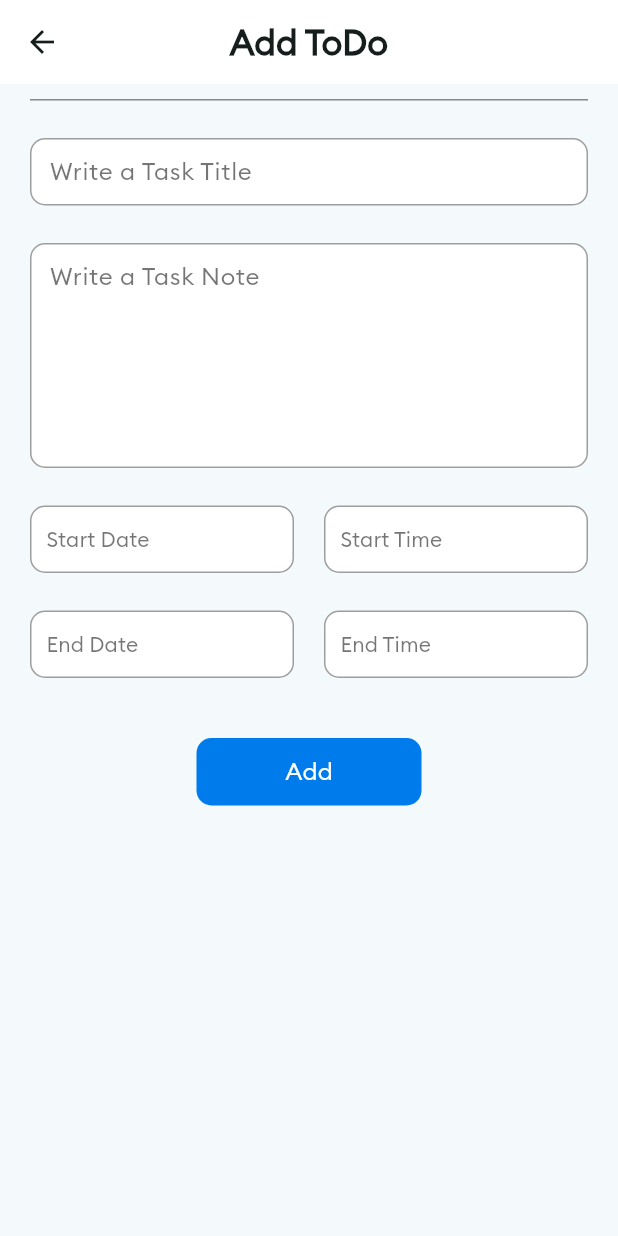
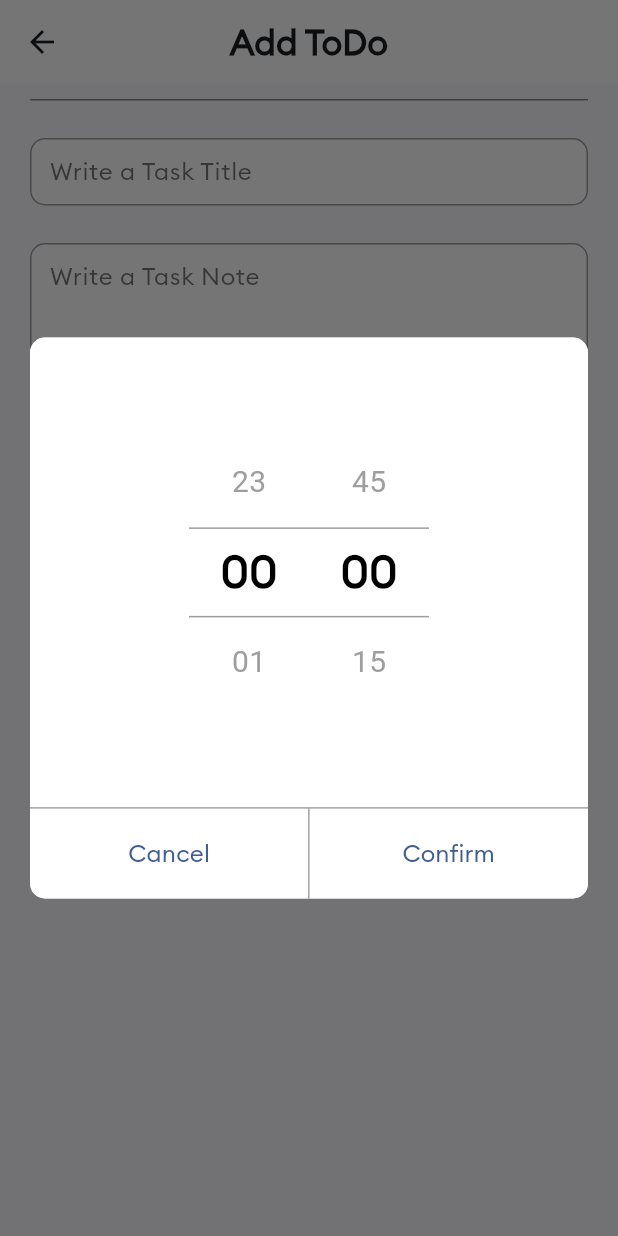
Before and after one commit to sharkeromi/to-do-app, a Flutter app: the AddToDo screen opened directly, after a tap on "Start Time", on a phone screen of 412 x 824 dp. Run offline on Flutter 3.47's test engine with Material 2 defaults, Android fonts, the phone set to English and light mode, and no system bars; drawn by our look-alikes of numberpicker; our stand-ins replace date_format, flutter_spinkit, get, shared_preferences; accounts and stored records are empty; statements that could not run were skipped.

Commit message:
UI Design flow Complete

```diff
--- a/lib/controllers/getxDependency.dart
+++ b/lib/controllers/getxDependency.dart
@@ -1,4 +1,5 @@
 import 'package:get/get.dart';
+import 'package:to_do_app/controllers/dateController.dart';
 import 'package:to_do_app/controllers/noteController.dart';
 import 'package:to_do_app/controllers/splashController.dart';
 import 'package:to_do_app/utils/sharedPref.dart';
@@ -7,6 +8,7 @@ class InitialBinding implements Bindings {
   @override
   void dependencies() {
     Get.lazyPut(() => NoteController());
+    Get.lazyPut(() => DateController());
     Get.lazyPut(() => DB());
     Get.lazyPut<SplashScreenController>(() => SplashScreenController());
   }
--- a/lib/controllers/noteController.dart
+++ b/lib/controllers/noteController.dart
@@ -8,7 +8,8 @@ class NoteController extends GetxController {
   //SplashScreenController splashScreenController = Get.find();
   final SP sp = SP();
   RxBool isLoading = RxBool(false);
-  var uniqueID = UniqueKey().hashCode;
+  RxBool initialDataExistence = RxBool(false);
+  //var uniqueID = UniqueKey().hashCode;
   Note noteModel = Note();
   DB db = Get.put(DB());
   //final Note? note;
@@ -19,8 +20,10 @@ class NoteController extends GetxController {
   TextEditingController noteTextEditor = TextEditingController();
 
   RxString id = "".obs;
-  Rx<DateTime> startDate = Rx<DateTime>(DateTime.now());
-  Rx<DateTime> endDate = Rx<DateTime>(DateTime.now());
+  RxString startDate = "".obs;
+  //Rx<DateTime> startDate = Rx<DateTime>(DateTime.now());
+  //Rx<DateTime> endDate = Rx<DateTime>(DateTime.now());
+  RxString endDate = "".obs;
   RxString startTime = "".obs;
   RxString endTime = "".obs;
 
@@ -46,7 +49,7 @@ class NoteController extends GetxController {
     isLoading.value = true;
     // print(noteModel.id);
     final note = Note(
-        id: noteID == '' ? uniqueID.toString() : noteID,
+        id: noteID,
         title: titleTextEditor.text.trim(),
         notedTask: noteTextEditor.text.trim(),
         startDate: startDate.value,
@@ -56,7 +59,7 @@ class NoteController extends GetxController {
     if (noteID == '') {
       //await insert(note);
 
-     await  sp.setList(note);
+      await sp.setList(note);
     } else {
       updateExisitingNote(note);
     }
@@ -78,4 +81,14 @@ class NoteController extends GetxController {
     db.delete(note);
     update();
   }
+
+   void clearData() {
+    titleTextEditor.clear();
+    noteTextEditor.clear();
+    startDate.value = '';
+    endDate.value = '';
+    startTime.value = '';
+    endTime.value = '';
+    update();
+  }
 }
--- /dev/null
+++ b/lib/controllers/timePickerSpinnerController.dart
@@ -0,0 +1,26 @@
+import 'package:get/get.dart';
+import 'package:to_do_app/controllers/dateController.dart';
+import 'package:to_do_app/controllers/noteController.dart';
+
+class TimePickerSpinnerController extends GetxController {
+  DateController dateTimeHandler = Get.put(DateController());
+  NoteController noteController = Get.find();
+  var hour = 0.obs;
+  var min = 0.obs;
+
+  void setStartHourMin() {
+    dateTimeHandler.startTime.value =
+        "${hour.value.toString().padLeft(2, '0')}:${min.value.toString().padLeft(2, '0')}";
+    noteController.startTime.value = dateTimeHandler.startTime.value;
+    // dateTimeHandler.addDateTime(dateTimeHandler.startTime);
+    Get.back();
+  }
+
+  void setEndHourMin() {
+    dateTimeHandler.endTime.value =
+        "${hour.value.toString().padLeft(2, '0')}:${min.value.toString().padLeft(2, '0')}";
+    noteController.endTime.value = dateTimeHandler.endTime.value;
+    // dateTimeHandler.addDateTime(dateTimeHandler.endTime);
+    Get.back();
+  }
+}
--- a/lib/main.dart
+++ b/lib/main.dart
@@ -20,7 +20,7 @@ class MyApp extends StatelessWidget {
       title: 'Flutter Demo',
       theme: ThemeData(
         colorScheme: ColorScheme.fromSeed(
-            seedColor: const Color.fromARGB(240, 46, 47, 47)),
+            seedColor: const Color.fromARGB(255, 0, 123, 236)),
         useMaterial3: true,
       ),
       initialBinding: InitialBinding(),
--- a/lib/model/noteModel.dart
+++ b/lib/model/noteModel.dart
@@ -1,14 +1,14 @@
 class Note {
-  String? _id;
+  String? id;
   String? title;
   String? notedTask;
-  DateTime? startDate;
-  DateTime? endDate;
+  String? startDate;
+  String? endDate;
   String? startTime;
   String? endTime;
 
-  Note(
-      {String? id,
+  Note({
+    String? id,
     this.title,
     this.notedTask,
     this.startDate,
@@ -16,7 +16,7 @@ class Note {
     this.endTime,
     this.startTime,
   }) {
-    _id = id ?? generateId;
+    //_id = id ?? generateId;
   }
 
   factory Note.ofJson(Map<String, dynamic> map) {
@@ -38,8 +38,8 @@ class Note {
       id: map['id'] ?? '',
       title: map['title'] ?? '',
       notedTask: map['notedTask'] ?? '',
-      startDate: DateTime.tryParse(['startDate'].toString()) ?? DateTime.now(),
-      endDate: DateTime.tryParse(map['endDate'].toString()) ?? DateTime.now(),
+      startDate: map['startDate'] ?? '',
+      endDate: map['endDate'] ?? '',
       startTime: map['startTime'] ?? '',
       endTime: map['endTime'] ?? '',
     );
@@ -49,13 +49,13 @@ class Note {
         'id': id,
         'title': title,
         'notedTask': notedTask,
-        'startDate': startDate.toString(),
-        'endDate': endDate.toString(),
+        'startDate': startDate,
+        'endDate': endDate,
         'startTime': startTime,
         'endTime': endTime,
       };
 
-  String get id => _id ?? generateId;
+  // String get id => _id ?? generateId;
 
-  String get generateId => DateTime.now().microsecondsSinceEpoch.toString();
+  // String get generateId => DateTime.now().microsecondsSinceEpoch.toString();
 }
--- a/lib/screens/addToDoScreen.dart
+++ b/lib/screens/addToDoScreen.dart
@@ -84,9 +84,11 @@ class AddToDo extends StatelessWidget {
                   children: [
                     CustomDatePicker(
                       boxTextString: "Start Date",
+                      datePicker: noteController.startDate,
                     ),
                     CustomTimePicker(
                       boxTextString: "Start Time",
+                      timePicker: noteController.startTime,
                     )
                   ],
                 ),
@@ -96,9 +98,11 @@ class AddToDo extends StatelessWidget {
                   children: [
                     CustomDatePicker(
                       boxTextString: "End Date",
+                      datePicker: noteController.endDate,
                     ),
                     CustomTimePicker(
                       boxTextString: "End Time",
+                      timePicker: noteController.endTime,
                     )
                   ],
                 ),
@@ -113,8 +117,9 @@ class AddToDo extends StatelessWidget {
 
                       await noteController.saveNote(noteID);
                       await noteController.loadData();
+                      noteController.clearData();
                       //noteController.isLoading.value= false;
-                     Get.back();
+                      Get.back();
                     })
               ],
             ),
--- a/lib/utils/customDatePicker.dart
+++ b/lib/utils/customDatePicker.dart
@@ -1,12 +1,17 @@
 import 'package:flutter/material.dart';
+import 'package:get/get.dart';
+import 'package:to_do_app/controllers/dateController.dart';
+import 'package:to_do_app/controllers/noteController.dart';
 
 class CustomDatePicker extends StatelessWidget {
   var boxTextString;
 
-  CustomDatePicker({
-    super.key,
-    required this.boxTextString,
-  });
+  var datePicker;
+
+  CustomDatePicker(
+      {super.key, required this.boxTextString, required this.datePicker});
+  DateController dateController = Get.put(DateController());
+  NoteController noteController = Get.find();
 
   @override
   Widget build(BuildContext context) {
@@ -18,8 +23,11 @@ class CustomDatePicker extends StatelessWidget {
         padding: EdgeInsets.zero,
         minimumSize: Size.zero,
       ),
-      onPressed: () {
+      onPressed: () async {
         //date picker popup
+        boxTextString == "Start Date"
+            ? dateController.starDateChecker(context)
+            : dateController.endDateChecker(context);
       },
       child: Container(
           padding: const EdgeInsets.all(10),
@@ -33,30 +41,25 @@ class CustomDatePicker extends StatelessWidget {
             color: Colors.white,
           ),
           // Task Note Here
-          child: Text(
-            boxTextString,
-            style: const TextStyle(
-                fontFamily: 'Euclid Regular', color: Colors.black54),
-          )
+          child: Obx(() => boxText())
           // HERE
           ),
     );
   }
-  // boxText() {
-  //   if (datePicker.value == "") {
-  //     return Text(boxTextString,
-  //         style: const TextStyle(
-  //           fontSize: 14,
-  //           fontFamily: 'Euclid Regular',
-  //           color: Colors.black,
-  //         ));
-  //   } else {
-  //     return Text(datePicker.value,
-  //         style: const TextStyle(
-  //           fontSize: 14,
-  //           fontFamily: 'Euclid Regular',
-  //           color: Colors.black,
-  //         ));
-  //   }
-  // }
+
+  boxText() {
+    if (datePicker.value == "") {
+      return Text(
+        boxTextString,
+        style: const TextStyle(
+            fontFamily: 'Euclid Regular', color: Colors.black54),
+      );
+    } else {
+      return Text(
+        datePicker.value,
+        style:
+            const TextStyle(fontFamily: 'Euclid Regular', color: Colors.black),
+      );
+    }
+  }
 }
--- a/lib/utils/customTimePicker.dart
+++ b/lib/utils/customTimePicker.dart
@@ -1,10 +1,17 @@
 import 'package:flutter/material.dart';
+import 'package:get/get.dart';
+import 'package:to_do_app/controllers/dateController.dart';
+import 'package:to_do_app/controllers/noteController.dart';
+import 'package:to_do_app/utils/customTimePickerSpinner.dart';
 
 class CustomTimePicker extends StatelessWidget {
   var boxTextString;
+  var timePicker;
 
-  CustomTimePicker({super.key, required this.boxTextString});
-
+  CustomTimePicker({super.key, required this.boxTextString, required this.timePicker});
+  DateController dateController = Get.put(DateController());
+  NoteController noteController = Get.find();
+  CustomSpinnerTimePickerPopUP customSpinnerTimePickerPopUP = CustomSpinnerTimePickerPopUP();
   @override
   Widget build(BuildContext context) {
     var height = MediaQuery.of(context).size.height;
@@ -17,6 +24,7 @@ class CustomTimePicker extends StatelessWidget {
       ),
       onPressed: () {
         //time picker popup
+        customSpinnerTimePickerPopUP.timePickerPopUP(context, boxTextString);
       },
       child: Container(
           padding: const EdgeInsets.all(10),
@@ -30,13 +38,24 @@ class CustomTimePicker extends StatelessWidget {
             color: Colors.white,
           ),
           // Task Note Here
-          child: Text(
-            boxTextString,
-            style:
-                const TextStyle(fontFamily: 'Euclid Regular', color: Colors.black54),
-          )
+          child: Obx(() => boxText())
           // HERE
           ),
     );
   }
+
+  boxText() {
+    if (timePicker.value == "") {
+      return Text(boxTextString,
+          style: const TextStyle(
+            fontFamily: 'Euclid Regular', color: Colors.black54),
+      );
+    } else {
+      return Text(
+        timePicker.value,
+       style:
+            const TextStyle(fontFamily: 'Euclid Regular', color: Colors.black),
+      );
+    }
+  }
 }
--- /dev/null
+++ b/lib/utils/customTimePickerSpinner.dart
@@ -0,0 +1,114 @@
+import 'package:flutter/material.dart';
+import 'package:get/get.dart';
+import 'package:numberpicker/numberpicker.dart';
+import 'package:to_do_app/controllers/timePickerSpinnerController.dart';
+import 'package:to_do_app/utils/timePickerPopButton.dart';
+
+class CustomSpinnerTimePickerPopUP {
+  TimePickerSpinnerController timePickerSpinnerController =
+      Get.put(TimePickerSpinnerController());
+  timePickerPopUP(context, boxText) {
+    var height = MediaQuery.of(context).size.height;
+    var width = MediaQuery.of(context).size.width;
+    showDialog(
+      context: context,
+      builder: (context) {
+        return Dialog(
+          insetPadding: EdgeInsets.zero,
+          shape:
+              RoundedRectangleBorder(borderRadius: BorderRadius.circular(10)),
+          child: Container(
+            padding: EdgeInsets.zero,
+            decoration: BoxDecoration(
+                borderRadius: BorderRadius.circular(10), color: Colors.white),
+            height: height - 450,
+            width: width - 40,
+            child: Column(
+              //mainAxisAlignment: MainAxisAlignment.spaceBetween,
+              children: [
+                Expanded(
+                  child: Obx(
+                    () => Row(
+                      mainAxisAlignment: MainAxisAlignment.center,
+                      children: [
+                        NumberPicker(
+                          minValue: 0,
+                          maxValue: 23,
+                          value: timePickerSpinnerController.hour.value,
+                          zeroPad: true,
+                          infiniteLoop: true,
+                          itemWidth: 80,
+                          itemHeight: 60,
+                          onChanged: (value) {
+                            timePickerSpinnerController.hour.value = value;
+                          },
+                          textStyle:
+                              const TextStyle(color: Colors.grey, fontSize: 20),
+                          selectedTextStyle: const TextStyle(
+                              color: Colors.black,
+                              fontSize: 30,
+                              fontFamily: 'Euclid Regular',
+                              fontWeight: FontWeight.bold),
+                          decoration: const BoxDecoration(
+                            border: Border(
+                                top: BorderSide(
+                                  color: Colors.grey,
+                                ),
+                                bottom: BorderSide(color: Colors.grey)),
+                          ),
+                        ),
+                        NumberPicker(
+                          minValue: 0,
+                          step: 15,
+                          maxValue: 59,
+                          value: timePickerSpinnerController.min.value,
+                          zeroPad: true,
+                          infiniteLoop: true,
+                          itemWidth: 80,
+                          itemHeight: 60,
+                          onChanged: (value) {
+                            timePickerSpinnerController.min.value = value;
+                          },
+                          textStyle:
+                              const TextStyle(color: Colors.grey, fontSize: 20),
+                          selectedTextStyle: const TextStyle(
+                              color: Colors.black,
+                              fontSize: 30,
+                              fontFamily: 'Euclid Regular',
+                              fontWeight: FontWeight.bold),
+                          decoration: const BoxDecoration(
+                            border: Border(
+                                top: BorderSide(
+                                  color: Colors.grey,
+                                ),
+                                bottom: BorderSide(color: Colors.grey)),
+                          ),
+                        ),
+                      ],
+                    ),
+                  ),
+                ),
+                Container(
+                  color: Colors.black45,
+                  height: 0.8,
+                  width: width - 40,
+                ),
+                Row(
+                  children: [
+                    TimePickerButton(width, "Cancel", boxText),
+                    Container(
+                      width: 0.8,
+                      height: 60,
+                      color: Colors.black45,
+                    ),
+                    TimePickerButton(width, "Confirm", boxText)
+                  ],
+                )
+              ],
+            ),
+          ),
+        );
+      },
+    );
+  }
+}
--- /dev/null
+++ b/lib/utils/timePickerPopButton.dart
@@ -0,0 +1,42 @@
+import 'package:flutter/material.dart';
+import 'package:get/get.dart';
+import 'package:to_do_app/controllers/timePickerSpinnerController.dart';
+
+Widget TimePickerButton(width, buttonText, startorEnd) {
+  TimePickerSpinnerController timePickerSpinnerController =
+      Get.put(TimePickerSpinnerController());
+  return TextButton(
+    style: TextButton.styleFrom(
+      tapTargetSize: MaterialTapTargetSize.shrinkWrap,
+      padding: EdgeInsets.zero,
+      minimumSize: Size.zero,
+      //backgroundColor: Colors.amber,
+      shape: buttonText == "Cancel"
+          ? const RoundedRectangleBorder(
+              borderRadius: BorderRadius.only(
+                bottomLeft: Radius.circular(10),
+              ),
+            )
+          : const RoundedRectangleBorder(
+              borderRadius: BorderRadius.only(
+                bottomRight: Radius.circular(10),
+              ),
+            ),
+    ),
+    onPressed: () {
+      buttonText == "Cancel"
+          ? Get.back()
+          : startorEnd == "Start Time"
+              ? timePickerSpinnerController.setStartHourMin()
+              : timePickerSpinnerController.setEndHourMin();
+    },
+    child: SizedBox(
+      height: 60,
+      width: (width - 41) / 2,
+      child: Center(
+        child: Text(buttonText,
+            style: const TextStyle(fontFamily: 'Euclid Regular', fontSize: 16)),
+      ),
+    ),
+  );
+}
--- a/pubspec.yaml
+++ b/pubspec.yaml
@@ -37,6 +37,8 @@ dependencies:
   get: ^4.6.5
   flutter_spinkit: ^5.2.0
   shared_preferences: ^2.0.8
+  date_format: ^2.0.7
+  numberpicker: ^2.1.2
 
 dev_dependencies:
   flutter_test:
```
Also changed, not shown: lib/controllers/dateController.dart (added, +127 -0 lines), lib/controllers/sp_class.dart (+15 -5 lines), lib/screens/HomePage.dart (+51 -10 lines), lib/utils/noteWidget.dart (+24 -7 lines), pubspec.lock. Lines whose indentation alone changed are shown as unchanged.
